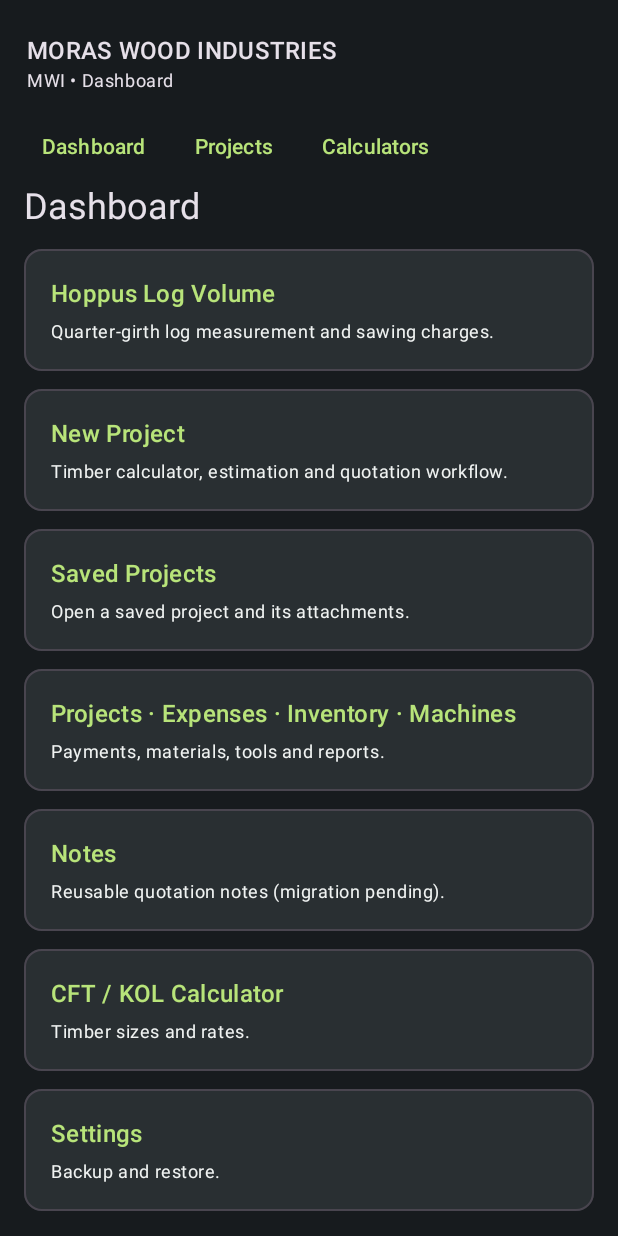
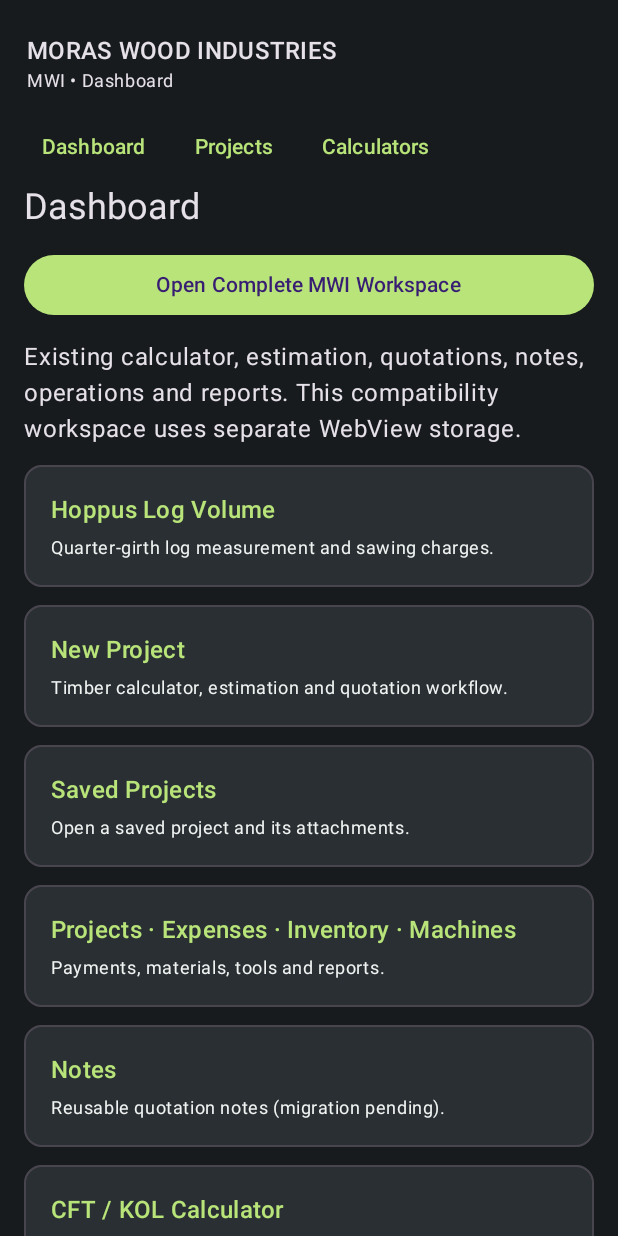
Before and after one commit to Jfmoras/Q-E, an Android app built with Jetpack Compose: the screen it shows after launch (NativeMainActivity), on a phone screen of 412 x 824 dp. Run offline under Robolectric (Android 15) with nearby library versions, the phone set to English and light mode, and no system bars; our stand-ins replace Room's generated code.

Commit message:
Expose complete MWI WebView workspace from native dashboard

```diff
--- a/native-android/app/src/main/java/com/moraswood/qande/NativeMainActivity.kt
+++ b/native-android/app/src/main/java/com/moraswood/qande/NativeMainActivity.kt
@@ -1,6 +1,7 @@
 package com.moraswood.qande
 
 import android.net.Uri
+import android.content.Intent
 import android.os.Bundle
 import androidx.activity.ComponentActivity
 import androidx.activity.compose.setContent
@@ -88,6 +89,8 @@ class NativeMainActivity : ComponentActivity() {
                         when (tab) {
                             "Dashboard" -> Column(Modifier.verticalScroll(rememberScrollState()), verticalArrangement = Arrangement.spacedBy(12.dp)) {
                                 Text("Dashboard", style = MaterialTheme.typography.headlineSmall)
+                                Button(onClick = { startActivity(Intent(this@NativeMainActivity, LegacyWorkspaceActivity::class.java)) }, modifier = Modifier.fillMaxWidth()) { Text("Open Complete MWI Workspace") }
+                                Text("Existing calculator, estimation, quotations, notes, operations and reports. This compatibility workspace uses separate WebView storage.")
                                 listOf(
                                     Triple("Hoppus Log Volume", "Quarter-girth log measurement and sawing charges.", "Hoppus"),
                                     Triple("New Project", "Timber calculator, estimation and quotation workflow.", "Calculators"),
```
